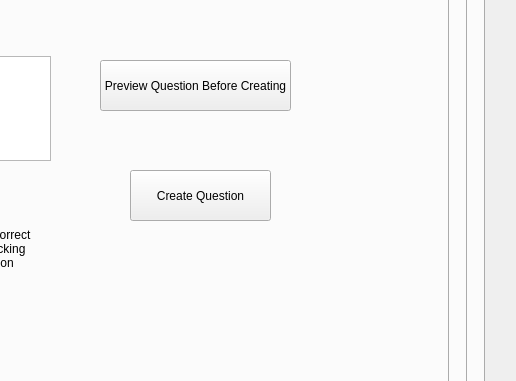
applet199/OOPCourseWorkTwo, file GUI/TeacherGUIQtDesigner.ui: the form before one commit; both pictures show x 616 to 1132 and y 328 to 709 of the 1132 by 875 pixel window.
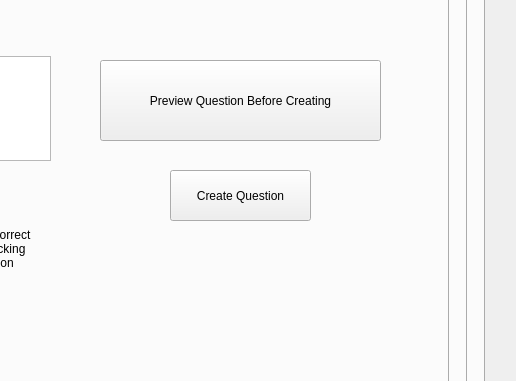
The form after the commit. The open tabs and pages were chosen to show the change.

```diff
--- a/GUI/TeacherGUIQtDesigner.ui
+++ b/GUI/TeacherGUIQtDesigner.ui
@@ -232,7 +232,7 @@
          <widget class="QPushButton" name="pushButton">
           <property name="geometry">
            <rect>
-            <x>700</x>
+            <x>740</x>
             <y>380</y>
             <width>141</width>
             <height>51</height>
@@ -354,8 +354,8 @@
            <rect>
             <x>670</x>
             <y>270</y>
-            <width>191</width>
-            <height>51</height>
+            <width>281</width>
+            <height>81</height>
            </rect>
           </property>
           <property name="text">
@@ -365,8 +365,8 @@
          <widget class="QLabel" name="label_4">
           <property name="geometry">
            <rect>
-            <x>670</x>
-            <y>480</y>
+            <x>710</x>
+            <y>470</y>
             <width>201</width>
             <height>51</height>
            </rect>
@@ -377,6 +377,9 @@
           <property name="alignment">
            <set>Qt::AlignCenter</set>
           </property>
+          <property name="wordWrap">
+           <bool>true</bool>
+          </property>
          </widget>
          <widget class="QWidget" name="layoutWidget_15">
           <property name="geometry">
```
Left out of the diff: 44 changed lines with no effect on the pictures.
